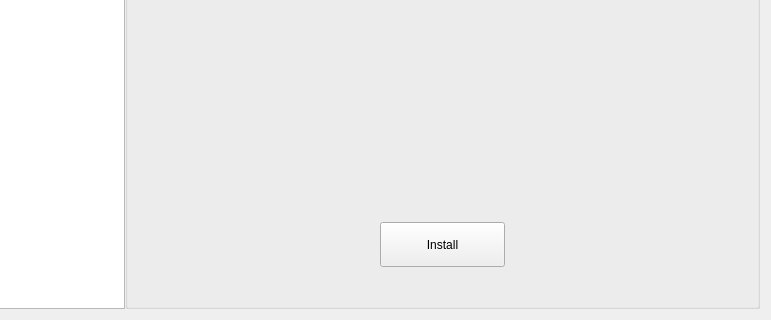
Above: ui/pages/config.ui from Inkane/Tribe before the change; both pictures show x 86 to 857 and y 427 to 747 of the 857 by 747 pixel window. Below: the same form after it.
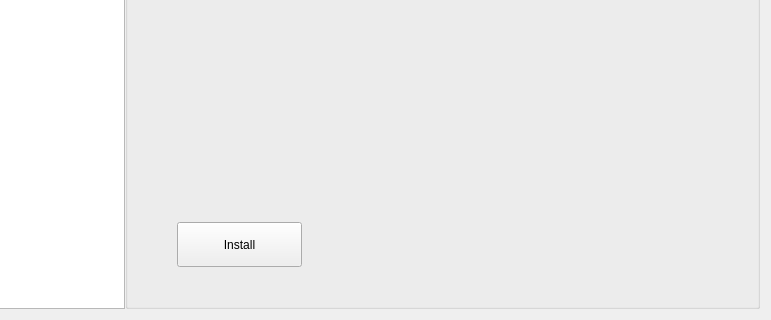
That is the form after the change. The open tabs and pages were chosen to show the change. Custom widgets are drawn as their Qt base class.

Commit message: moved the wrong button

What changed in the file:
```diff
--- a/ui/pages/config.ui
+++ b/ui/pages/config.ui
@@ -678,6 +678,9 @@
               <property name="orientation">
                <enum>Qt::Horizontal</enum>
               </property>
+              <property name="sizeType">
+               <enum>QSizePolicy::Fixed</enum>
+              </property>
               <property name="sizeHint" stdset="0">
                <size>
                 <width>40</width>
```
Left out of the diff: 4 changed lines with no effect on the pictures.
